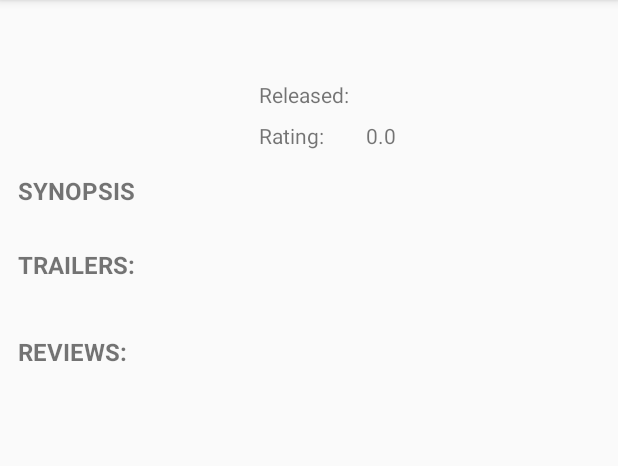
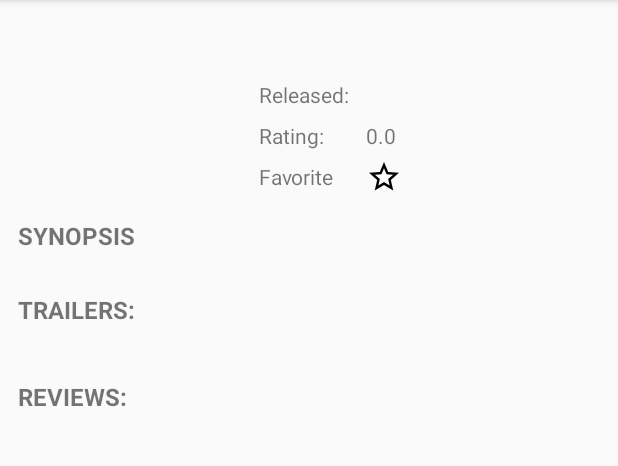
Before and after one commit to blarom/PopularMovies, an Android app: the DetailActivity screen opened directly, with no data from a screen before it, on a phone screen of 412 x 824 dp, the part 84-550 px from its top. Run offline under Robolectric (Android 15) with nearby library versions, the phone set to English and light mode, and no system bars; our stand-ins replace Picasso; network calls fail; pictures from the network do not load; 10 statements that could not run were skipped.

Commit message:
Started building infrastructure for local database update and query

```diff
--- a/app/src/main/java/com/popularmovies/DetailActivity.java
+++ b/app/src/main/java/com/popularmovies/DetailActivity.java
@@ -4,7 +4,6 @@ import android.annotation.SuppressLint;
 import android.graphics.Color;
 import android.graphics.Typeface;
 import android.graphics.drawable.Drawable;
-import android.support.constraint.ConstraintLayout;
 import android.support.v4.app.LoaderManager;
 import android.support.v4.content.AsyncTaskLoader;
 import android.support.v4.content.Loader;
@@ -20,7 +19,7 @@ import android.widget.LinearLayout;
 import android.widget.TextView;
 
 import com.google.gson.Gson;
-import com.popularmovies.data.MovieList;
+import com.popularmovies.data.Movies;
 import com.popularmovies.data.Reviews;
 import com.popularmovies.data.Videos;
 import com.popularmovies.utilities.NetworkUtilities;
@@ -36,7 +35,7 @@ public class DetailActivity extends AppCompatActivity implements LoaderManager.L
     private static final int MOVIE_DETAILS_LOADER = 201;
     private Videos mTrailers;
     private Reviews mReviews;
-    private MovieList.Results mSelectedResult;
+    private Movies.Results mSelectedResult;
     private boolean mLoadedTrailers;
 
     //Lifecycle methods
--- a/app/src/main/java/com/popularmovies/TrailersRecycleViewAdapter.java
+++ b/app/src/main/java/com/popularmovies/TrailersRecycleViewAdapter.java
@@ -15,7 +15,6 @@ import android.view.ViewGroup;
 import android.widget.ImageView;
 import android.widget.TextView;
 
-import com.popularmovies.data.MovieList;
 import com.popularmovies.data.Videos;
 
 import java.util.List;
--- a/app/src/main/java/com/popularmovies/data/MoviesDbContract.java
+++ b/app/src/main/java/com/popularmovies/data/MoviesDbContract.java
@@ -27,6 +27,7 @@ public class MoviesDbContract {
         public static final String COLUMN_ADULT = "adult";
         public static final String COLUMN_OVERVIEW = "overview";
         public static final String COLUMN_RELEASE_DATE = "releaseDate";
+        public static final String COLUMN_FAVORITE = "favorite";
 
 
     }
--- /dev/null
+++ b/app/src/main/res/drawable/ic_star_border_black_24dp.xml
@@ -0,0 +1,9 @@
+<vector xmlns:android="http://schemas.android.com/apk/res/android"
+        android:width="24dp"
+        android:height="24dp"
+        android:viewportWidth="24.0"
+        android:viewportHeight="24.0">
+    <path
+        android:fillColor="#FF000000"
+        android:pathData="M22,9.24l-7.19,-0.62L12,2 9.19,8.63 2,9.24l5.46,4.73L5.82,21 12,17.27 18.18,21l-1.63,-7.03L22,9.24zM12,15.4l-3.76,2.27 1,-4.28 -3.32,-2.88 4.38,-0.38L12,6.1l1.71,4.04 4.38,0.38 -3.32,2.88 1,4.28L12,15.4z"/>
+</vector>
--- a/app/src/main/res/layout/activity_detail.xml
+++ b/app/src/main/res/layout/activity_detail.xml
@@ -55,24 +55,6 @@
                 app:layout_constraintTop_toTopOf="parent"/>
 
             <TextView
-                android:id="@+id/rating_label"
-                android:layout_width="wrap_content"
-                android:layout_height="wrap_content"
-                android:layout_marginTop="8dp"
-                android:text="@string/Rating"
-                app:layout_constraintStart_toStartOf="@+id/release_date_label"
-                app:layout_constraintTop_toBottomOf="@+id/release_date_label"/>
-
-            <TextView
-                android:id="@+id/rating_value"
-                android:layout_width="wrap_content"
-                android:layout_height="wrap_content"
-                android:text="@string/default_keyword"
-                app:layout_constraintBottom_toBottomOf="@+id/rating_label"
-                app:layout_constraintStart_toStartOf="@+id/release_date_value"
-                app:layout_constraintTop_toTopOf="@+id/rating_label"/>
-
-            <TextView
                 android:id="@+id/release_date_label"
                 android:layout_width="wrap_content"
                 android:layout_height="wrap_content"
@@ -95,6 +77,43 @@
                 app:layout_constraintStart_toEndOf="@+id/release_date_label"
                 app:layout_constraintTop_toTopOf="@+id/release_date_label"
                 app:layout_constraintVertical_bias="1.0"/>
+
+            <TextView
+                android:id="@+id/rating_label"
+                android:layout_width="wrap_content"
+                android:layout_height="wrap_content"
+                android:layout_marginTop="8dp"
+                android:text="@string/Rating"
+                app:layout_constraintStart_toStartOf="@+id/release_date_label"
+                app:layout_constraintTop_toBottomOf="@+id/release_date_label"/>
+
+            <TextView
+                android:id="@+id/rating_value"
+                android:layout_width="wrap_content"
+                android:layout_height="wrap_content"
+                android:text="@string/default_keyword"
+                app:layout_constraintBottom_toBottomOf="@+id/rating_label"
+                app:layout_constraintStart_toStartOf="@+id/release_date_value"
+                app:layout_constraintTop_toTopOf="@+id/rating_label"/>
+
+            <TextView
+                android:id="@+id/favorite_label"
+                android:layout_width="wrap_content"
+                android:layout_height="wrap_content"
+                android:layout_marginTop="8dp"
+                android:text="@string/favorite_label"
+                app:layout_constraintStart_toStartOf="@+id/rating_label"
+                app:layout_constraintTop_toBottomOf="@+id/rating_label"/>
+
+            <ImageView
+                android:id="@+id/favorite_value"
+                android:layout_width="wrap_content"
+                android:layout_height="wrap_content"
+                android:src="@drawable/ic_star_border_black_24dp"
+                android:contentDescription="@string/favorite"
+                app:layout_constraintBottom_toBottomOf="@+id/favorite_label"
+                app:layout_constraintStart_toStartOf="@+id/rating_value"
+                app:layout_constraintTop_toTopOf="@+id/favorite_label"/>
 
         </android.support.constraint.ConstraintLayout>
 
--- a/app/src/main/res/values/strings.xml
+++ b/app/src/main/res/values/strings.xml
@@ -22,4 +22,6 @@
     <string name="reviews">Reviews:</string>
     <string name="no_reviews">No Reviews at this time.</string>
     <string name="no_trailers">No Available trailers.</string>
+    <string name="favorite">favorite</string>
+    <string name="favorite_label">Favorite</string>
 </resources>
```
Also changed, not shown: app/src/main/java/com/popularmovies/MainActivity.java (+77 -10 lines), app/src/main/java/com/popularmovies/MoviesRecycleViewAdapter.java (+5 -5 lines), app/src/main/java/com/popularmovies/data/Movie.java (deleted, +0 -68 lines), app/src/main/java/com/popularmovies/data/Movies.java (renamed from app/src/main/java/com/popularmovies/data/MovieList.java, +17 -17 lines), app/src/main/java/com/popularmovies/data/MoviesDbHelper.java (+9 -8 lines), app/src/main/res/drawable/ic_star_black_24dp.xml (added, +9 -0 lines).
